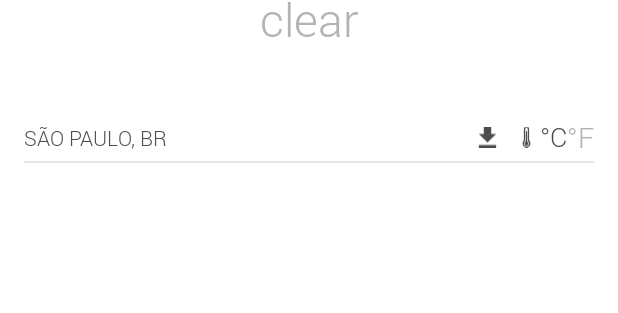
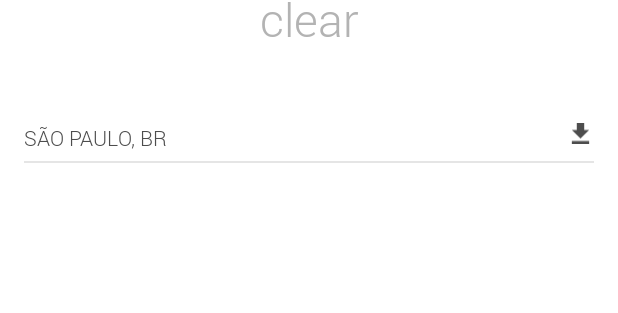
Before and after one commit to fabianofranca/weather, an Android app: the layout fragment_weather.xml on its own in the app's theme, with its tools: preview values and no code run, on a phone screen of 412 x 824 dp. Shown: the part 852-1165 px from the top of the screen. Run offline under Robolectric (Android 15) with nearby library versions, the phone set to English and light mode, and no system bars.

Commit message:
Fix small problems

```diff
--- a/app/src/main/java/com/fabianofranca/weathercock/views/weather/WeatherViewModel.kt
+++ b/app/src/main/java/com/fabianofranca/weathercock/views/weather/WeatherViewModel.kt
@@ -28,13 +28,11 @@ class WeatherViewModel(
 
     private val degree = application.getString(R.string.degree)
 
-    private var loadedWeatherForecasts = repository.weather()
-
     private val selectedColor = ContextCompat.getColor(application, R.color.colorPrimary)
 
     private val unselectedColor = ContextCompat.getColor(application, R.color.colorSecondary)
 
-    val weatherForecasts: LiveData<List<Weather>> = Transformations.map(loadedWeatherForecasts) {
+    val weatherForecasts: LiveData<List<Weather>> = Transformations.map(repository.weather()) {
         it?.let { w ->
             val days = mutableListOf(w)
 
@@ -126,7 +124,9 @@ class WeatherViewModel(
     @Subscribe
     fun reloadWeatherForecasts(event: ReloadWeatherForecastsEvent) {
         repository.weather()
+
         _location.value = DependencyProvider.Current.location().value
+
         bus.post(ChangePageEvent(Page.WEATHER))
     }
 }
--- a/app/src/main/res/layout/fragment_locations.xml
+++ b/app/src/main/res/layout/fragment_locations.xml
@@ -13,6 +13,8 @@
         tools:context=".views.locations.LocationsFragment">
 
 
+        <!--
+        TODO: Add in next release
         <android.support.v7.widget.AppCompatTextView
             style="@style/AppTheme.TextViewSecondary"
             android:layout_width="wrap_content"
@@ -26,6 +28,7 @@
             app:layout_constraintEnd_toEndOf="parent"
             app:layout_constraintStart_toStartOf="parent"
             app:layout_constraintTop_toTopOf="parent" />
+        -->
 
         <android.support.constraint.Guideline
             android:id="@+id/locationGuideTop"
--- a/app/src/main/res/layout/fragment_weather.xml
+++ b/app/src/main/res/layout/fragment_weather.xml
@@ -156,13 +156,14 @@
             android:id="@+id/syncIcon"
             android:layout_width="18dp"
             android:layout_height="0dp"
-            android:layout_marginEnd="8dp"
+            android:layout_marginEnd="16dp"
             android:padding="2dp"
-            app:layout_constraintBottom_toTopOf="@+id/dividerGuide"
-            app:layout_constraintEnd_toStartOf="@+id/unitTypeContainer"
+            app:layout_constraintEnd_toEndOf="parent"
             app:layout_constraintTop_toTopOf="@+id/locationGuide"
             app:srcCompat="@drawable/ic_download" />
 
+        <!--
+        TODO: Add in next release
         <android.support.v7.widget.LinearLayoutCompat
             android:id="@+id/unitTypeContainer"
             android:layout_width="wrap_content"
@@ -200,6 +201,7 @@
                 android:textAllCaps="true"
                 app:autoSizeTextType="uniform" />
         </android.support.v7.widget.LinearLayoutCompat>
+        -->
 
         <android.support.constraint.Guideline
             android:id="@+id/dividerGuide"
```
